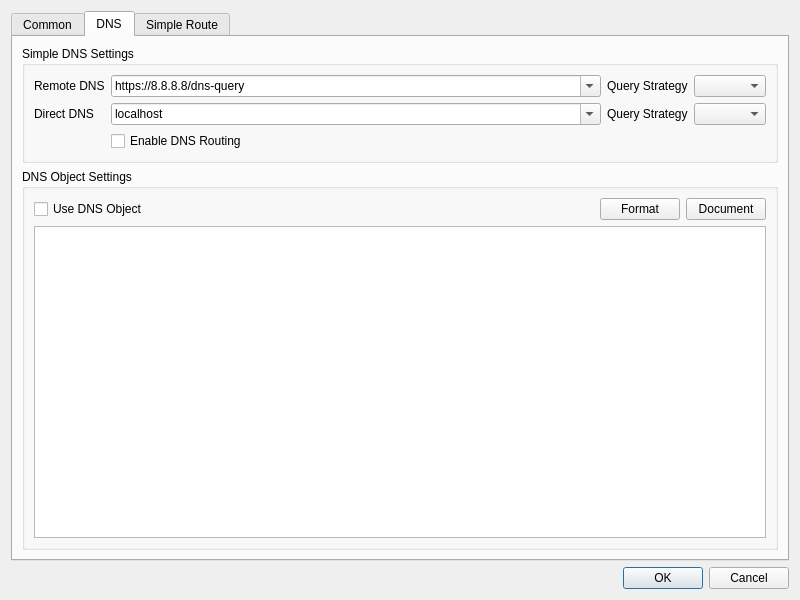
Before: the Qt Designer form ui/dialog_manage_routes.ui in MatsuriDayo/nekoray, drawn with Qt 5.
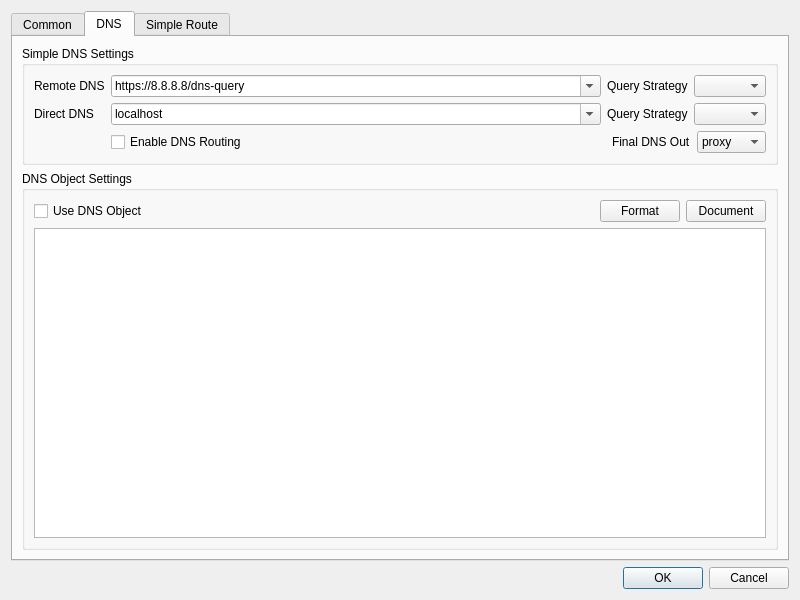
After: the same form once the commit is applied. The open tabs and pages were chosen to show the change.

Commit message: feat: choose final DNS out (#872)

```diff
--- a/ui/dialog_manage_routes.ui
+++ b/ui/dialog_manage_routes.ui
@@ -250,6 +250,40 @@
               </property>
              </widget>
             </item>
+            <item>
+             <spacer name="horizontalSpacer_2">
+              <property name="orientation">
+               <enum>Qt::Horizontal</enum>
+              </property>
+              <property name="sizeHint" stdset="0">
+               <size>
+                <width>40</width>
+                <height>20</height>
+               </size>
+              </property>
+             </spacer>
+            </item>
+            <item>
+             <widget class="QLabel" name="dns_final_out_l">
+              <property name="text">
+               <string>Final DNS Out</string>
+              </property>
+             </widget>
+            </item>
+            <item>
+             <widget class="QComboBox" name="dns_final_out">
+              <item>
+               <property name="text">
+                <string notr="true">proxy</string>
+               </property>
+              </item>
+              <item>
+               <property name="text">
+                <string notr="true">bypass</string>
+               </property>
+              </item>
+             </widget>
+            </item>
            </layout>
           </item>
           <item row="1" column="2">
```
Left out of the diff: 1 changed line with no effect on the pictures. The commit also changes 7 other files.
